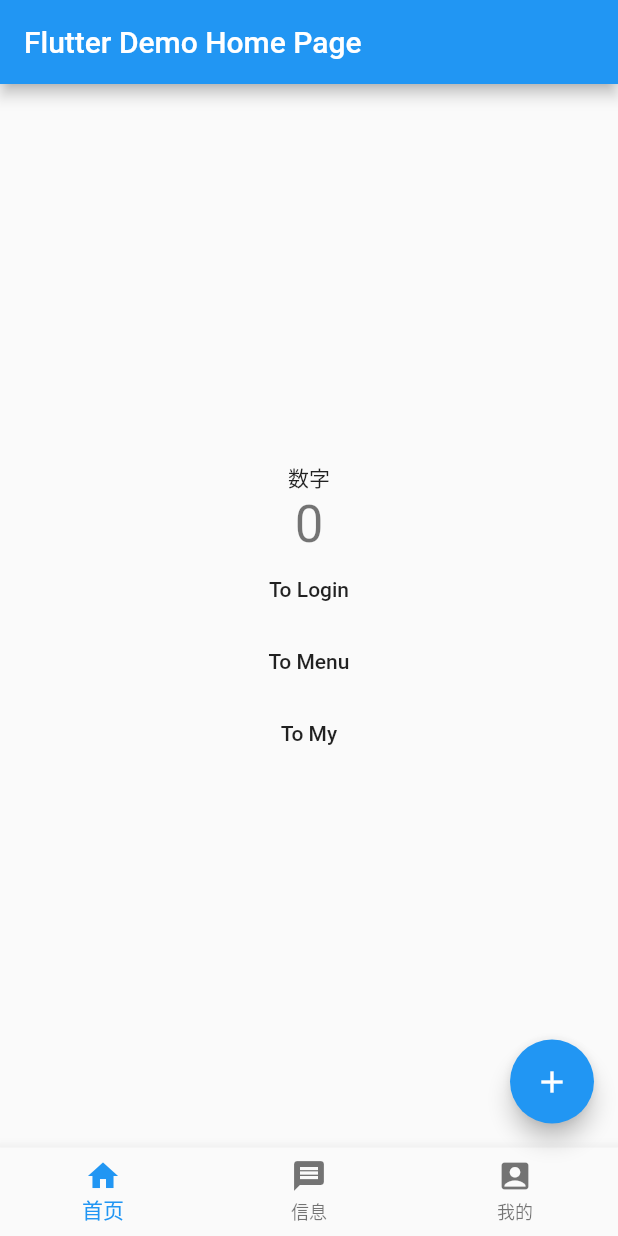
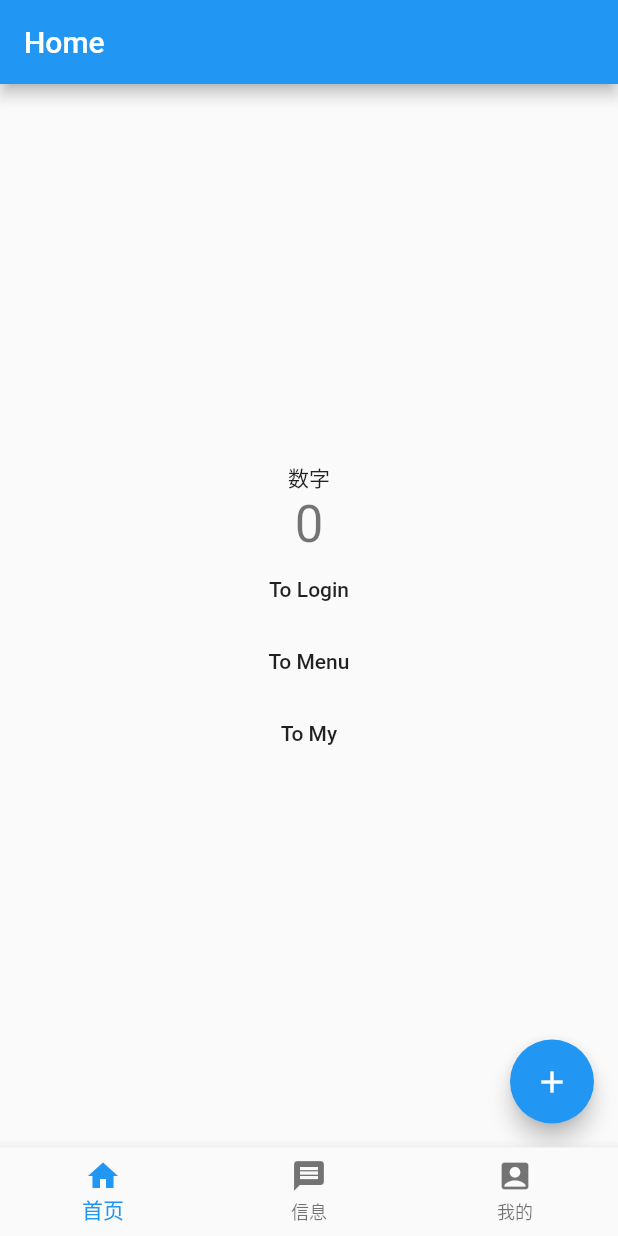
Before and after one commit to MaDengTT/flutter_app, a Flutter app: the screen it shows after launch, on a phone screen of 412 x 824 dp. Run offline on Flutter 3.47's test engine with Material 2 defaults, Android fonts, the phone set to English and light mode, and no system bars; our stand-ins replace flutter_redux, redux; accounts and stored records are empty.

```diff
--- /dev/null
+++ b/lib/bean/user.dart
@@ -0,0 +1,5 @@
+class UserBean {
+  String avatar;
+  String userName;
+  String userInfo;
+}
--- a/lib/login.dart
+++ b/lib/login.dart
@@ -1,5 +1,5 @@
 import 'package:flutter/material.dart';
-
+import 'package:flutter_app/im_app.dart';
 class LoginPage extends StatefulWidget{
   @override
   _LoginPageState createState() {
--- a/lib/main.dart
+++ b/lib/main.dart
@@ -3,9 +3,13 @@ import 'login.dart';
 import 'regist.dart';
 import 'page/menu_page.dart';
 import 'page/my_page.dart';
-void main() => runApp(new MyApp());
+import 'page/home_page.dart';
+
+
 
 class MyApp extends StatelessWidget {
+
+
   // This widget is the root of your application.
   @override
   Widget build(BuildContext context) {
@@ -22,12 +26,10 @@ class MyApp extends StatelessWidget {
         // counter didn't reset back to zero; the application is not restarted.
         primarySwatch: Colors.blue,
       ),
-      home: new MyHomePage(title: 'Flutter Demo Home Page'),
+      home: new MyHomePage(title: 'Flutter Demo Home Page',),
       routes: {
         "login":(BuildContext content) => new LoginPage(),
         "regist":(BuildContext content) => new RegistPager(),
-        "menu":(BuildContext content) => new MenuPage(),
-        "my":(BuildContext content) => new MyPage(),
       },
     );
   }
@@ -54,16 +56,17 @@ class MyHomePage extends StatefulWidget {
 class _MyHomePageState extends State<MyHomePage> {
   int _counter = 0;
   int _current = 0;
-  void _incrementCounter() {
-    setState(() {
-      // This call to setState tells the Flutter framework that something has
-      // changed in this State, which causes it to rerun the build method below
-      // so that the display can reflect the updated values. If we changed
-      // _counter without calling setState(), then the build method would not be
-      // called again, and so nothing would appear to happen.
-      _counter++;
-    });
+  var _pageList;
+
+  void initData(){
+    _pageList = [
+      new HomePage(),
+      new MenuPage(),
+      new MyPage(),
+    ];
   }
+
+
 
   @override
   Widget build(BuildContext context) {
@@ -73,55 +76,10 @@ class _MyHomePageState extends State<MyHomePage> {
     // The Flutter framework has been optimized to make rerunning build methods
     // fast, so that you can just rebuild anything that needs updating rather
     // than having to individually change instances of widgets.
+    initData();
     return new Scaffold(
-      appBar: new AppBar(
-        // Here we take the value from the MyHomePage object that was created by
-        // the App.build method, and use it to set our appbar title.
-        title: new Text(widget.title),
-      ),
-      body: new Center(
-        // Center is a layout widget. It takes a single child and positions it
-        // in the middle of the parent.
-        child: new Column(
-          // Column is also layout widget. It takes a list of children and
-          // arranges them vertically. By default, it sizes itself to fit its
-          // children horizontally, and tries to be as tall as its parent.
-          //
-          // Invoke "debug paint" (press "p" in the console where you ran
-          // "flutter run", or select "Toggle Debug Paint" from the Flutter tool
-          // window in IntelliJ) to see the wireframe for each widget.
-          //
-          // Column has various properties to control how it sizes itself and
-          // how it positions its children. Here we use mainAxisAlignment to
-          // center the children vertically; the main axis here is the vertical
-          // axis because Columns are vertical (the cross axis would be
-          // horizontal).
-          mainAxisAlignment: MainAxisAlignment.center,
-          children: <Widget>[
-            new Text(
-              '数字',
-            ),
-            new Text(
-              '$_counter',
-              style: Theme.of(context).textTheme.display1,
-            ),
-            new FlatButton(onPressed: (){
-              Navigator.pushNamed(context, "login");
-            }, child: new Text("To Login")),
-            new FlatButton(onPressed: (){
-              Navigator.pushNamed(context, "menu");
-            }, child: new Text("To Menu")),
-            new FlatButton(onPressed: (){
-              Navigator.pushNamed(context, "my");
-            }, child: new Text("To My")),
-          ],
-        ),
-      ),
-      floatingActionButton: new FloatingActionButton(
-        onPressed: _incrementCounter,
-        tooltip: 'Increment',
-        child: new Icon(Icons.add),
-      ), // This trailing comma makes auto-formatting nicer for build methods.
+      body: _pageList[_current],
+ // This trailing comma makes auto-formatting nicer for build methods.
       bottomNavigationBar: new BottomNavigationBar(items: [
         new BottomNavigationBarItem(icon: new Icon(Icons.home), title: new Text("首页")),
         new BottomNavigationBarItem(icon: new Icon(Icons.message), title: new Text("信息")),
@@ -139,4 +97,6 @@ class _MyHomePageState extends State<MyHomePage> {
       ),
     );
   }
+
+
 }
--- /dev/null
+++ b/lib/page/home_page.dart
@@ -0,0 +1,76 @@
+import 'package:flutter/material.dart';
+
+class HomePage extends StatefulWidget{
+  @override
+  _HomePageState createState() {
+    return new _HomePageState();
+  }
+
+}
+
+class _HomePageState extends State<HomePage>{
+  var _counter = 0;
+  void _incrementCounter() {
+    setState(() {
+      // This call to setState tells the Flutter framework that something has
+      // changed in this State, which causes it to rerun the build method below
+      // so that the display can reflect the updated values. If we changed
+      // _counter without calling setState(), then the build method would not be
+      // called again, and so nothing would appear to happen.
+      _counter++;
+    });
+  }
+  @override
+  Widget build(BuildContext context) {
+    // TODO: implement build
+    return new Scaffold(
+      appBar: AppBar(title: new Text("Home"),),
+      body: buildCenter(context),
+      floatingActionButton: new FloatingActionButton(
+        onPressed: _incrementCounter,
+        tooltip: 'Increment',
+        child: new Icon(Icons.add),
+      ),
+    );
+  }
+  Center buildCenter(BuildContext context) {
+    return new Center(
+      // Center is a layout widget. It takes a single child and positions it
+      // in the middle of the parent.
+      child: new Column(
+        // Column is also layout widget. It takes a list of children and
+        // arranges them vertically. By default, it sizes itself to fit its
+        // children horizontally, and tries to be as tall as its parent.
+        //
+        // Invoke "debug paint" (press "p" in the console where you ran
+        // "flutter run", or select "Toggle Debug Paint" from the Flutter tool
+        // window in IntelliJ) to see the wireframe for each widget.
+        //
+        // Column has various properties to control how it sizes itself and
+        // how it positions its children. Here we use mainAxisAlignment to
+        // center the children vertically; the main axis here is the vertical
+        // axis because Columns are vertical (the cross axis would be
+        // horizontal).
+        mainAxisAlignment: MainAxisAlignment.center,
+        children: <Widget>[
+          new Text(
+            '数字',
+          ),
+          new Text(
+            '$_counter',
+            style: Theme.of(context).textTheme.display1,
+          ),
+          new FlatButton(onPressed: (){
+            Navigator.pushNamed(context, "login");
+          }, child: new Text("To Login")),
+          new FlatButton(onPressed: (){
+//            Navigator.pushNamed(context, "menu");
+          }, child: new Text("To Menu")),
+          new FlatButton(onPressed: (){
+//            Navigator.pushNamed(context, "my");
+          }, child: new Text("To My")),
+        ],
+      ),
+    );
+  }
+}
```
Also changed, not shown: lib/im_app.dart (added, +22 -0 lines), lib/page/my_page.dart (+23 -4 lines), pubspec.yaml (+7 -2 lines), assets/avatar.png (added), assets/next.png (added), pubspec.lock, 1 other file.
